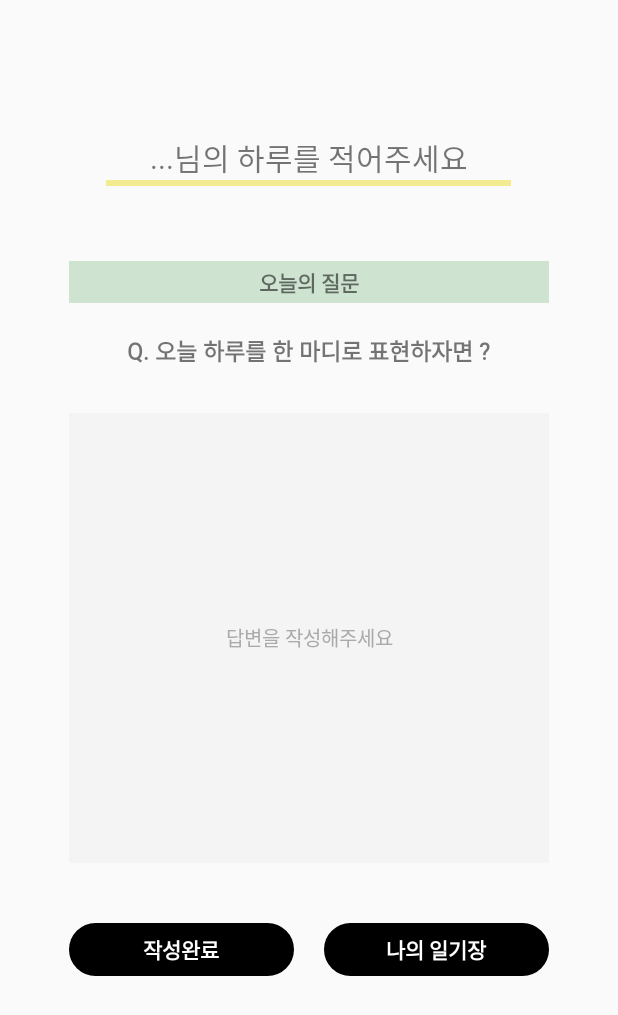
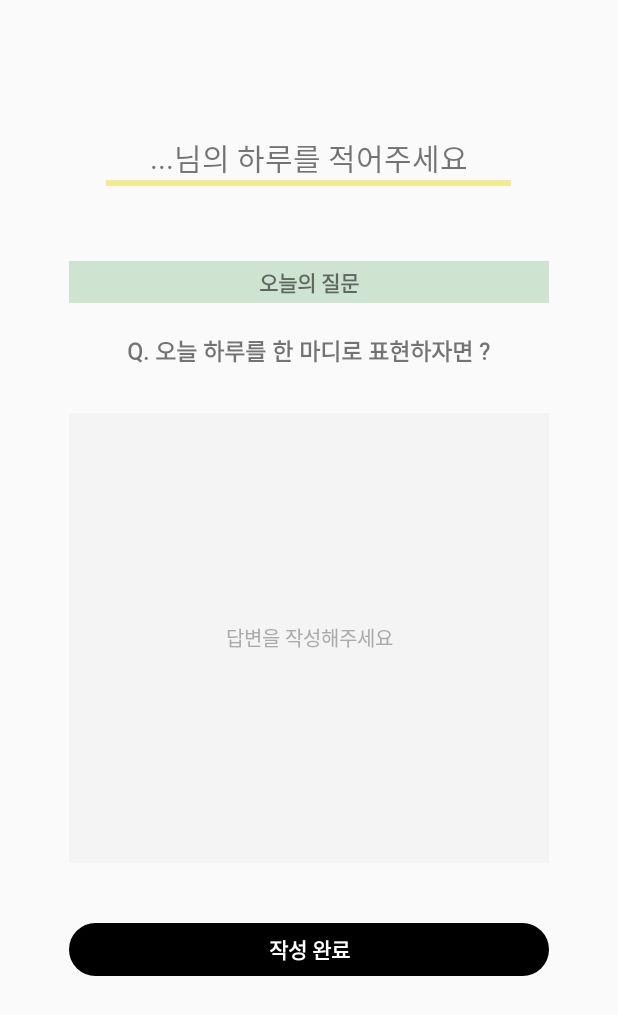
Before and after one commit to minjung03/SWchallenge_ToDa, an Android app: the TodayQuestion screen opened directly, with no data from a screen before it, on a phone screen of 412 x 824 dp. Shown: the top 1015 px of the screen. Run offline under Robolectric (Android 15) with nearby library versions, the phone set to English and light mode, and no system bars.

```diff
--- a/app/src/main/java/com/cookandroid/to_da_project/Login.java
+++ b/app/src/main/java/com/cookandroid/to_da_project/Login.java
@@ -62,7 +62,7 @@ public class Login extends AppCompatActivity {
 
                         for (int i = 1; i <= count; i++) {
                             cursor.moveToNext(); // 다음 행으로
-                            strName = cursor.getString(cursor.getColumnIndex("nicname"));
+                           // strName = cursor.getString(cursor.getColumnIndex("nicname"));
                             strID = cursor.getString(cursor.getColumnIndex("userid"));
                             strPW = cursor.getString(cursor.getColumnIndex("userpw"));
 
--- a/app/src/main/res/layout/today_question.xml
+++ b/app/src/main/res/layout/today_question.xml
@@ -69,26 +69,26 @@
         android:layout_marginTop="40dp"
         android:layout_width="320dp"
         android:layout_height="wrap_content"
-        android:layout_gravity="center"
+        android:layout_gravity="center_horizontal"
         android:orientation="horizontal">
+
         <Button
             android:textStyle="bold"
-            android:layout_width="150dp"
+            android:layout_width="match_parent"
             android:layout_height="35dp"
-            android:text="작성완료"
+            android:text="작성 완료"
             android:textColor="#FFFFFF"
             android:id="@+id/btnSumit"
-            android:layout_marginRight="20dp"
             android:background="@drawable/button_style"/>
 
-        <Button
+<!--        <Button
             android:id="@+id/btnShowList"
             android:layout_width="150dp"
             android:layout_height="35dp"
             android:background="@drawable/button_style"
             android:text="나의 일기장"
             android:textColor="#ffffff"
-            android:textStyle="bold" />
+            android:textStyle="bold" />-->
     </LinearLayout>
 
 </LinearLayout>
```
